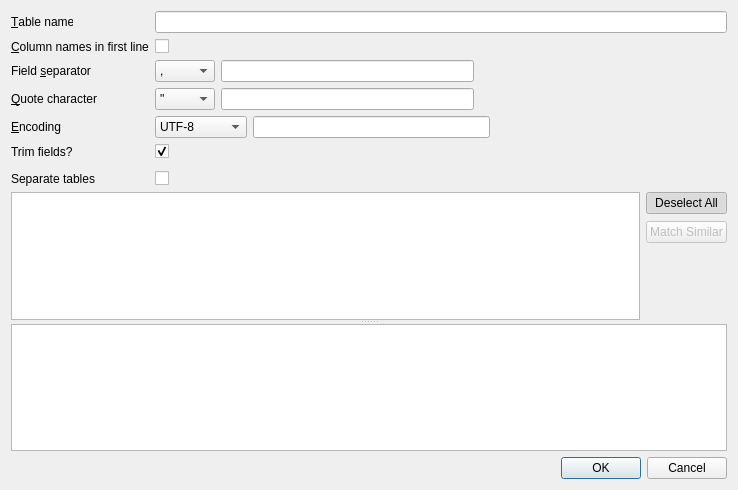
Above: src/ImportCsvDialog.ui from sqlitebrowser/sqlitebrowser before the change. Below: the same form after it.
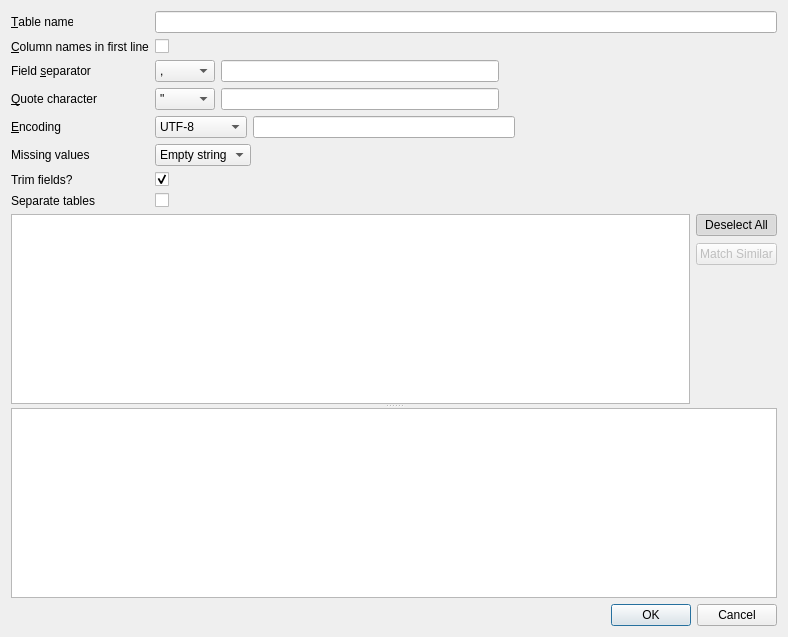
That is the form after the change.

Commit message: Add a combo box for missing values in import ui

The edit to the form file:
```diff
--- a/src/ImportCsvDialog.ui
+++ b/src/ImportCsvDialog.ui
@@ -6,8 +6,8 @@
    <rect>
     <x>0</x>
     <y>0</y>
-    <width>738</width>
-    <height>490</height>
+    <width>788</width>
+    <height>637</height>
    </rect>
   </property>
   <property name="windowTitle">
@@ -225,13 +225,51 @@
       </layout>
      </item>
      <item row="6" column="0">
+      <widget class="QLabel" name="labelMissingValues">
+       <property name="text">
+        <string>Missing values</string>
+       </property>
+      </widget>
+     </item>
+     <item row="6" column="1">
+      <layout class="QHBoxLayout" name="horizontalLayout_4">
+       <item>
+        <widget class="QComboBox" name="comboMissingValues">
+         <item>
+          <property name="text">
+           <string>Empty string</string>
+          </property>
+         </item>
+         <item>
+          <property name="text">
+           <string>NULL</string>
+          </property>
+         </item>
+        </widget>
+       </item>
+       <item>
+        <spacer name="horizontalSpacer_4">
+         <property name="orientation">
+          <enum>Qt::Horizontal</enum>
+         </property>
+         <property name="sizeHint" stdset="0">
+          <size>
+           <width>40</width>
+           <height>20</height>
+          </size>
+         </property>
+        </spacer>
+       </item>
+      </layout>
+     </item>
+     <item row="7" column="0">
       <widget class="QLabel" name="labelTrim">
        <property name="text">
         <string>Trim fields?</string>
        </property>
       </widget>
      </item>
-     <item row="6" column="1">
+     <item row="7" column="1">
       <widget class="QCheckBox" name="checkBoxTrimFields">
        <property name="text">
         <string/>
```
Left out of the diff: 3 changed lines with no effect on the pictures.
